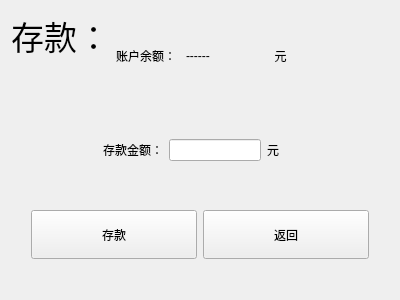
Old version of the form depositwidget.ui in the repository sumikkys/ATM-Simulator.
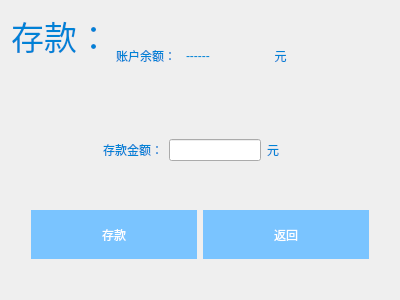
New version of the form.

Commit message: 界面美化

Diff of the .ui file:
```diff
--- a/depositwidget.ui
+++ b/depositwidget.ui
@@ -13,6 +13,21 @@
   <property name="windowTitle">
    <string>Form</string>
   </property>
+  <property name="styleSheet">
+   <string notr="true">QPushButton {
+    background-color: #7ac4ff; /* 背景颜色 */
+    border: none;              /* 去掉边框 */
+    color: white;              /* 文本颜色 */
+}
+
+QPushButton:hover {
+    background-color: #336699; /* 鼠标悬停时背景颜色 */
+}
+
+QLabel {
+color: #0082d6;
+}</string>
+  </property>
   <layout class="QVBoxLayout" name="verticalLayout">
    <item>
     <layout class="QHBoxLayout" name="horizontalLayout_2" stretch="5,2,4,8">
@@ -110,6 +125,9 @@
          <verstretch>0</verstretch>
         </sizepolicy>
        </property>
+       <property name="styleSheet">
+        <string notr="true"/>
+       </property>
        <property name="text">
         <string>存款</string>
        </property>
```
The commit also changes 4 other files.
